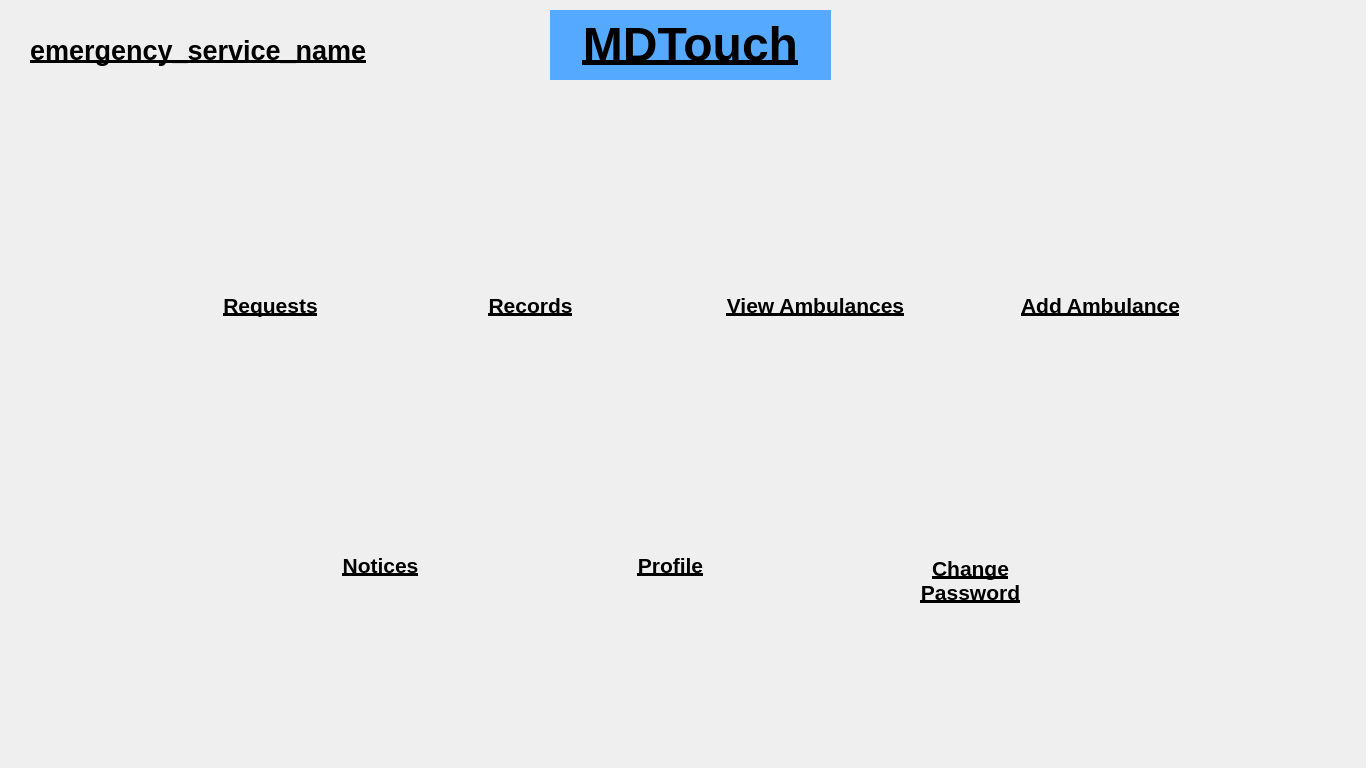
Qt form Layouts/Pages/emergencyServiceHome.ui (bits-magnet/MDTouchs) before a commit.
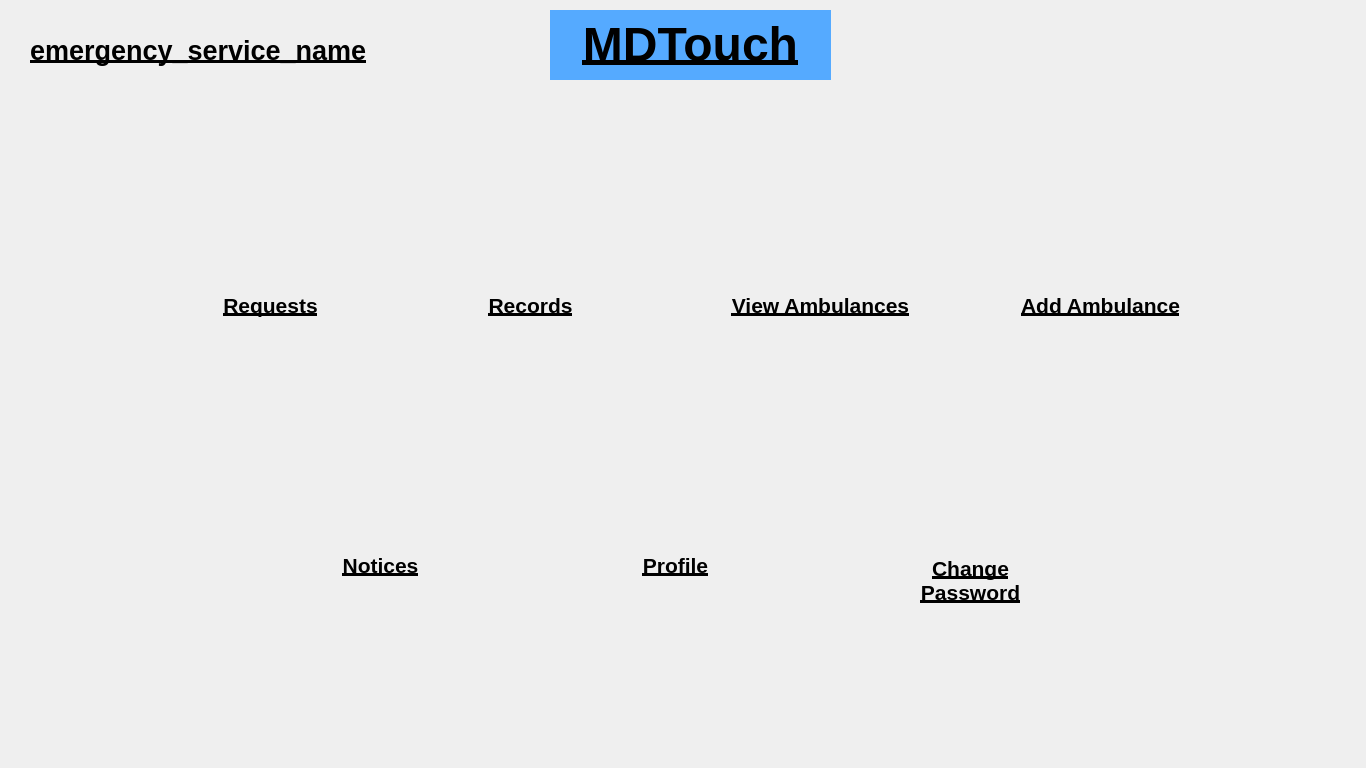
The same form after that commit. Icons and pictures are not drawn.

What changed in the file:
```diff
--- a/Layouts/Pages/emergencyServiceHome.ui
+++ b/Layouts/Pages/emergencyServiceHome.ui
@@ -55,7 +55,7 @@
    <widget class="QLabel" name="profileLabel">
     <property name="geometry">
      <rect>
-      <x>560</x>
+      <x>565</x>
       <y>540</y>
       <width>221</width>
       <height>51</height>
@@ -428,7 +428,7 @@
    <widget class="QLabel" name="viewAmbulancesLabel">
     <property name="geometry">
      <rect>
-      <x>700</x>
+      <x>705</x>
       <y>280</y>
       <width>231</width>
       <height>51</height>
```
